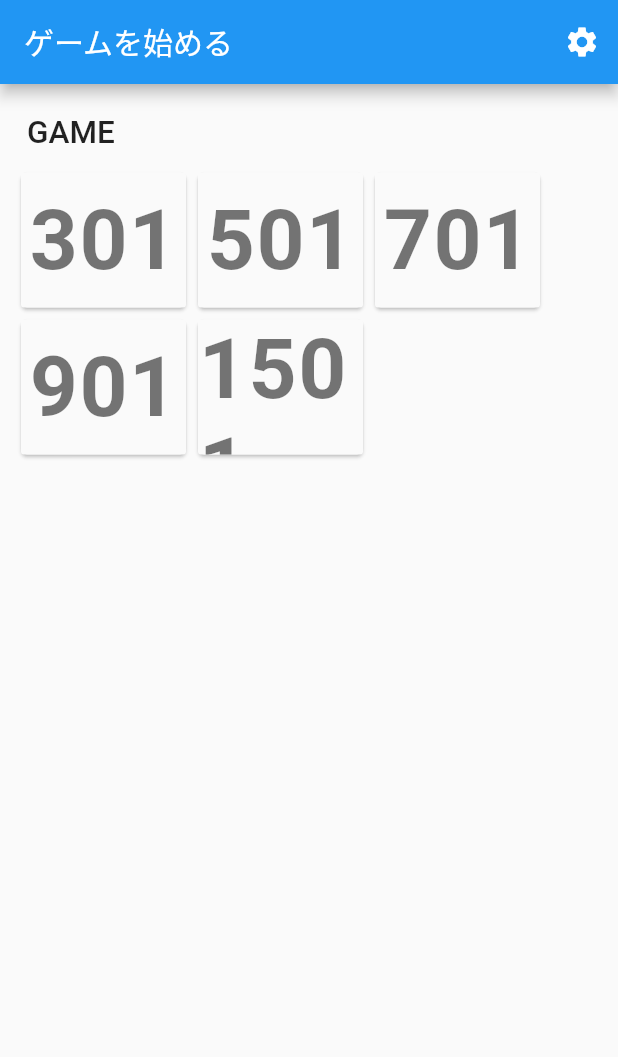
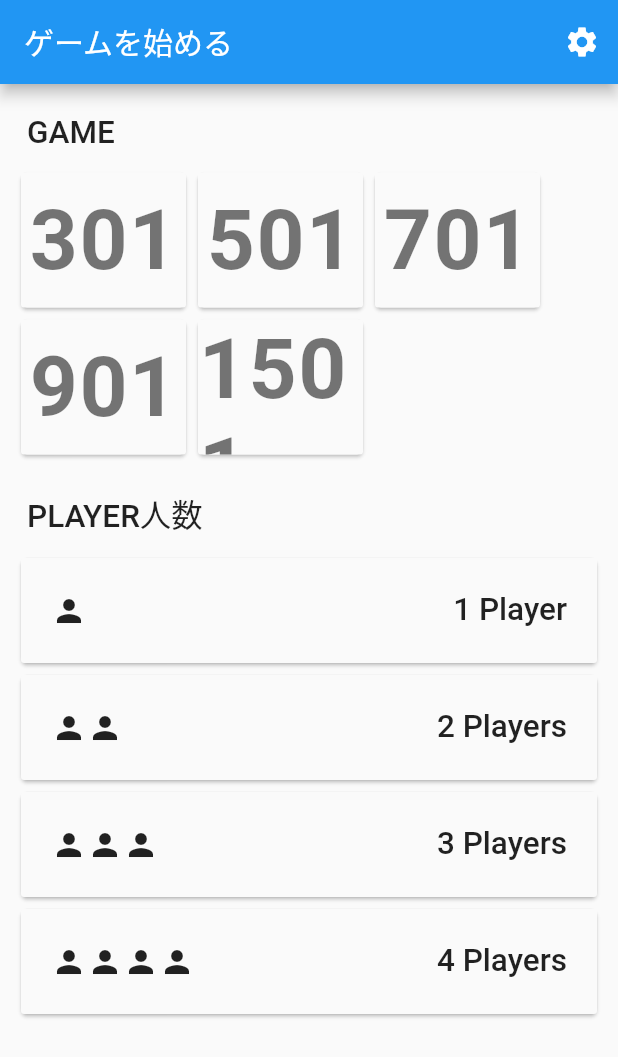
Before and after one commit to youmitsu/calda_app, a Flutter app: the GameSelectionTab screen opened directly, on a phone screen of 412 x 824 dp. Shown: the top 1057 px of the screen. Run offline on Flutter 3.47's test engine with Material 2 defaults, Android fonts, the phone set to English and light mode, and no system bars; our stand-ins replace adaptive_dialog, bot_toast, firebase_auth, flutter_form_builder, flutter_hooks, freezed_annotation and 3 more; accounts and stored records are empty; generated files the repository leaves out were written again.

Commit message:
created player icon

```diff
--- a/lib/model/enum/game_type.dart
+++ b/lib/model/enum/game_type.dart
@@ -29,3 +29,10 @@ extension GameTypeExt on GameType {
     }
   }
 }
+
+enum PlayerType {
+  player_1,
+  player_2,
+  player_3,
+  player_4,
+}
--- a/lib/pages/home/game_selection_tab.dart
+++ b/lib/pages/home/game_selection_tab.dart
@@ -35,6 +35,19 @@ class GameSelectionTab extends HookWidget {
                 ),
               ),
               _GameTypeSection(),
+              const SizedBox(
+                width: double.infinity,
+                height: 10,
+              ),
+              Container(
+                alignment: Alignment.centerLeft,
+                margin: const EdgeInsets.symmetric(vertical: 10, horizontal: 8),
+                child: Text(
+                  'PLAYER人数',
+                  style: Theme.of(context).textTheme.headline6,
+                ),
+              ),
+              _PlayerTypeSection(),
             ],
           ),
         ),
@@ -89,3 +102,77 @@ class _GameTypeCard extends StatelessWidget {
     );
   }
 }
+
+class _PlayerTypeSection extends HookWidget {
+  @override
+  Widget build(BuildContext context) {
+//    final cards = _buildCards();
+//    return GridView.builder(gridDelegate: SliverGridDelegateWithFixedCrossAxisCount(
+//      crossAxisCount: 2,
+//    ), itemBuilder: (context, index) {
+//      return cards[index];
+//    });
+    return Wrap(
+      alignment: WrapAlignment.start,
+      children: <Widget>[
+        ..._buildCards(),
+      ],
+    );
+  }
+
+  List<Widget> _buildCards() =>
+      PlayerType.values.map((e) => _PlayerTypeCard(type: e)).toList();
+}
+
+class _PlayerTypeCard extends HookWidget {
+  final PlayerType type;
+
+  int get playerCount => type.index + 1;
+
+  String get playerText {
+    if (playerCount > 1) {
+      return "$playerCount Players";
+    }
+    return "$playerCount Player";
+  }
+
+  _PlayerTypeCard({this.type});
+
+  @override
+  Widget build(BuildContext context) {
+    return Card(
+      child: Material(
+        borderRadius: BorderRadius.circular(2),
+        child: InkWell(
+          onTap: () {
+            //
+          },
+          child: Container(
+            height: 70,
+            alignment: Alignment.center,
+            padding: const EdgeInsets.symmetric(horizontal: 20),
+            child: Row(
+              mainAxisAlignment: MainAxisAlignment.spaceBetween,
+              children: <Widget>[
+                Row(
+                  children: _getPlayerIcons(),
+                ),
+                Text(
+                  playerText,
+                  style: Theme.of(context).textTheme.headline6,
+                ),
+              ],
+            ),
+          ),
+        ),
+      ),
+    );
+  }
+
+  List<Widget> _getPlayerIcons() {
+    return List.generate(
+      playerCount,
+      (_) => Icon(Icons.person),
+    );
+  }
+}
```
